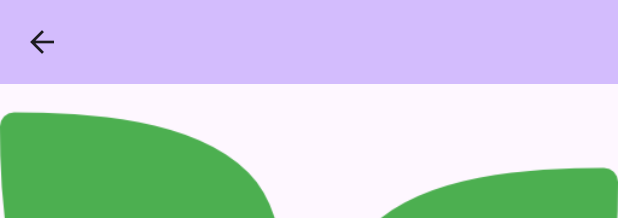
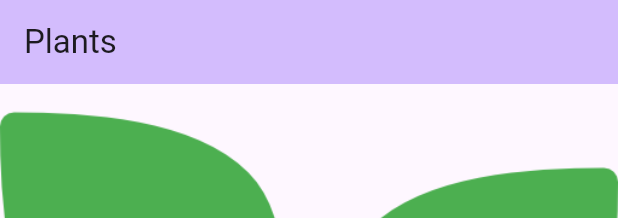
Before and after one commit to ammaratef45/hydroponics-garden, a Flutter app: the PlantPage widget shown alone on an empty page, opened directly with empty values, on a phone screen of 412 x 824 dp. Shown: the top 218 px of the screen. Run offline on Flutter 3.47's test engine with Material 2 defaults, Android fonts, the light colour scheme and no system bars; our stand-ins replace cloud_firestore, firebase_auth, firebase_core, firebase_storage, logger; missing offline and left inert: animated_typing; accounts and stored records are empty; network calls fail; statements that could not run were skipped.

Commit message:
Fixes #8: added a common scaffold widget

```diff
--- /dev/null
+++ b/lib/widgets/main_widget.dart
@@ -0,0 +1,39 @@
+import 'package:flutter/material.dart';
+import 'package:hydroponic_garden/firebase/auth.dart';
+import 'package:hydroponic_garden/widgets/login_widget.dart';
+
+class MainWidget extends StatelessWidget {
+  final Widget body;
+  final Widget? floatingActionButton;
+  final String title;
+  final bool logoutIcon;
+  const MainWidget(
+      {required this.body,
+      this.floatingActionButton,
+      this.title = 'default-title',
+      this.logoutIcon = false,
+      super.key});
+
+  @override
+  Widget build(BuildContext context) {
+    return Scaffold(
+      appBar: AppBar(
+        backgroundColor: Theme.of(context).colorScheme.inversePrimary,
+        title: const Text('Plants'),
+        actions: [
+          if (logoutIcon)
+            IconButton(
+              onPressed: () {
+                Auth.instance().logout().then((value) =>
+                    Navigator.pushNamedAndRemoveUntil(
+                        context, LoginPage.routeName, (route) => false));
+              },
+              icon: const Icon(Icons.logout),
+            ),
+        ],
+      ),
+      body: body,
+      floatingActionButton: floatingActionButton,
+    );
+  }
+}
--- a/lib/widgets/plant_widget.dart
+++ b/lib/widgets/plant_widget.dart
@@ -1,6 +1,7 @@
 import 'package:flutter/material.dart';
 import 'package:hydroponic_garden/constants.dart';
 import 'package:hydroponic_garden/model/plant.dart';
+import 'package:hydroponic_garden/widgets/main_widget.dart';
 import 'package:hydroponic_garden/widgets/storage_image.dart';
 
 class PlantPage extends StatefulWidget {
@@ -16,11 +17,8 @@
 class _PlantPageState extends State<PlantPage> {
   @override
   Widget build(BuildContext context) {
-    return Scaffold(
-      appBar: AppBar(
-        title: Text(widget.plant.description.name),
-        backgroundColor: Theme.of(context).colorScheme.inversePrimary,
-      ),
+    return MainWidget(
+      title: widget.plant.description.name,
       body: SingleChildScrollView(
         child: Column(
           children: [
--- a/lib/widgets/plants_widget.dart
+++ b/lib/widgets/plants_widget.dart
@@ -5,7 +5,7 @@
 import 'package:hydroponic_garden/model/plant_description.dart';
 import 'package:hydroponic_garden/widgets/error_text_widget.dart';
 import 'package:hydroponic_garden/widgets/loading_text_widget.dart';
-import 'package:hydroponic_garden/widgets/login_widget.dart';
+import 'package:hydroponic_garden/widgets/main_widget.dart';
 import 'package:hydroponic_garden/widgets/new_plant_widget.dart';
 import 'package:hydroponic_garden/widgets/plant_widget.dart';
 import 'package:hydroponic_garden/widgets/storage_image.dart';
@@ -16,21 +16,9 @@
 
   @override
   Widget build(BuildContext context) {
-    return Scaffold(
-      appBar: AppBar(
-        backgroundColor: Theme.of(context).colorScheme.inversePrimary,
-        title: const Text('Plants'),
-        actions: [
-          IconButton(
-            onPressed: () {
-              Auth.instance().logout().then((value) =>
-                  Navigator.pushNamedAndRemoveUntil(
-                      context, LoginPage.routeName, (route) => false));
-            },
-            icon: const Icon(Icons.logout),
-          ),
-        ],
-      ),
+    return MainWidget(
+      logoutIcon: true,
+      title: 'Plants',
       body: StreamBuilder<List<Plant>>(
           stream: FireStore.instance().userPlants(Auth.instance().user!.uid),
           builder: (context, snapshot) {
```
